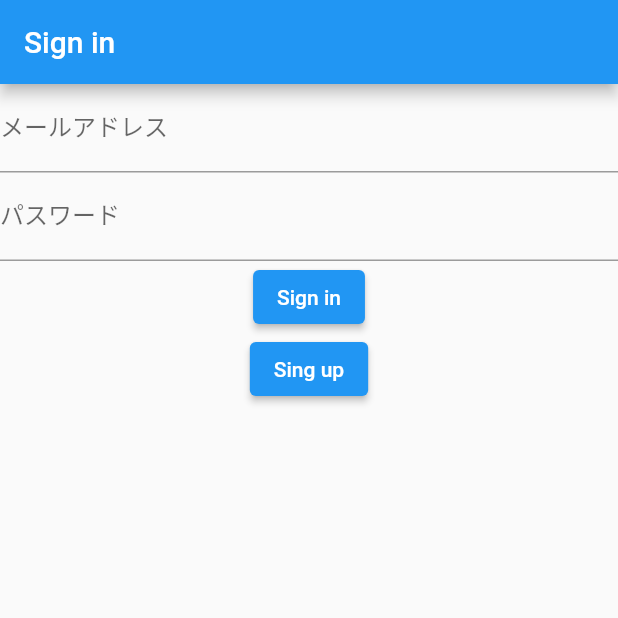
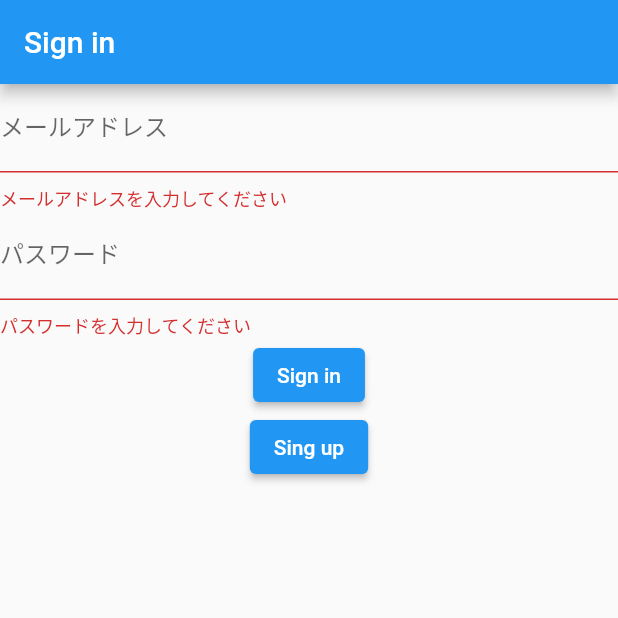
Before and after one commit to ricecakesoftware/enqueter_creator, a Flutter app: the screen it shows after launch, after a tap on "Sign in", on a phone screen of 412 x 824 dp, the top half of it. Run offline on Flutter 3.47's test engine with Material 2 defaults, Android fonts, the phone set to English and light mode, and no system bars; our stand-ins replace firebase_auth, firebase_core, flutter_riverpod; missing offline and left inert: simple_logger; accounts and stored records are empty.

Commit message:
ダイアログ表示とバリデーション追加

```diff
--- a/lib/app.dart
+++ b/lib/app.dart
@@ -1,7 +1,7 @@
 import 'package:enqueter_creator/ui/home/home_page.dart';
 import 'package:enqueter_creator/ui/signin/signin_page.dart';
 import 'package:enqueter_creator/ui/signup/signup_page.dart';
-import 'package:enqueter_creator/utils/navigation_service.dart';
+import 'package:enqueter_creator/utils/navigator_key.dart';
 import 'package:firebase_core/firebase_core.dart';
 import 'package:flutter/material.dart';
 import 'package:flutter_riverpod/flutter_riverpod.dart';
@@ -10,12 +10,13 @@ class App extends ConsumerWidget {
   @override
   Widget build(BuildContext context, ScopedReader watch) {
     Firebase.initializeApp();
+    final NavigatorKey navigatorKey = NavigatorKey();
     return MaterialApp(
       title: 'あんけたー',
       theme: ThemeData.light(),
       darkTheme: ThemeData.dark(),
       themeMode: ThemeMode.system,
-      navigatorKey: watch(navigationServiceProvider).navigatorKey,
+      navigatorKey: navigatorKey.value,
       routes: <String, WidgetBuilder> {
         '/home': (context) => HomePage(),
         '/signin': (context) => SigninPage(),
--- a/lib/ui/signin/signin_page.dart
+++ b/lib/ui/signin/signin_page.dart
@@ -7,17 +7,22 @@ class SigninPage extends ConsumerWidget {
   Widget build(BuildContext context, ScopedReader watch) {
     return Scaffold(
       appBar: AppBar(title: Text('Sign in')),
-      body: Column(
+      body: Form(
+        key: watch(signinViewModelProvider).formKey,
+        child: Column(
           children: [
             TextFormField(
               decoration: InputDecoration(labelText: 'メールアドレス'),
               onChanged: watch(signinViewModelProvider).changeEmail,
+              autovalidateMode: AutovalidateMode.onUserInteraction,
+              validator: watch(signinViewModelProvider).validateEmail,
             ),
             TextFormField(
               decoration: InputDecoration(labelText: 'パスワード'),
               obscureText: true,
               onChanged: watch(signinViewModelProvider).changePassword,
               autovalidateMode: AutovalidateMode.onUserInteraction,
+              validator: watch(signinViewModelProvider).validatePassword,
             ),
             ElevatedButton(
               onPressed: watch(signinViewModelProvider).signin,
@@ -35,6 +40,7 @@ class SigninPage extends ConsumerWidget {
             ),
           ],
         ),
+      ),
     );
   }
 }
--- a/lib/ui/signin/signin_view_model.dart
+++ b/lib/ui/signin/signin_view_model.dart
@@ -1,17 +1,19 @@
+import 'package:enqueter_creator/utils/dialog_service.dart';
+import 'package:enqueter_creator/utils/logger.dart';
 import 'package:enqueter_creator/utils/navigation_service.dart';
 import 'package:firebase_auth/firebase_auth.dart';
 import 'package:flutter/material.dart';
 import 'package:flutter_riverpod/flutter_riverpod.dart';
-
-import '../../logger.dart';
 
 final ChangeNotifierProvider<SigninViewModel> signinViewModelProvider = ChangeNotifierProvider((ref) => SigninViewModel(ref));
 
 class SigninViewModel extends ChangeNotifier {
   ProviderReference _ref;
 
+  final GlobalKey<FormState> _formKey = new GlobalKey<FormState>();
   String _email = '';
   String _password = '';
+  GlobalKey<FormState> get formKey => _formKey;
   String get email => _email;
   String get password => _password;
 
@@ -22,19 +24,33 @@ class SigninViewModel extends ChangeNotifier {
     notifyListeners();
   }
 
+  String? validateEmail(String? value) {
+    return (value == null || value.isEmpty) ? 'メールアドレスを入力してください' : null;
+  }
+
   void changePassword(String value) {
     _password = value;
     notifyListeners();
   }
 
+  String? validatePassword(String? value) {
+    return (value == null || value.isEmpty) ? 'パスワードを入力してください' : null;
+  }
+
   void signin() async {
-    try {
-      final FirebaseAuth auth = FirebaseAuth.instance;
-      final UserCredential result = await auth.signInWithEmailAndPassword(email: _email, password: _password);
-      final User user = result.user!;
-      _ref.watch(navigationServiceProvider).pushReplacement('/home', args: user);
-    } catch (e) {
-      logger.severe(e);
+    if (_formKey.currentState!.validate()) {
+      try {
+        final FirebaseAuth auth = FirebaseAuth.instance;
+        final UserCredential result = await auth.signInWithEmailAndPassword(
+            email: _email, password: _password);
+        final User user = result.user!;
+        _ref.watch(navigationServiceProvider).pushReplacement(
+            '/home', args: user);
+      } catch (e) {
+        logger.severe(e);
+        _ref.watch(dialogServiceProvider).showAlertDialog(
+            'error', e.toString());
+      }
     }
   }
 
--- a/lib/ui/signup/signup_page.dart
+++ b/lib/ui/signup/signup_page.dart
@@ -8,11 +8,14 @@ class SignupPage extends ConsumerWidget {
     return Scaffold(
       appBar: AppBar(title: Text('Sign up')),
       body: Form(
+        key: watch(signupViewModelProvider).formKey,
         child: Column(
           children: [
             TextFormField(
               decoration: InputDecoration(labelText: 'メールアドレス'),
               onChanged: watch(signupViewModelProvider).changeEmail,
+              autovalidateMode: AutovalidateMode.onUserInteraction,
+              validator: watch(signupViewModelProvider).validateEmail,
             ),
             TextFormField(
               decoration: InputDecoration(
--- /dev/null
+++ b/lib/utils/navigator_key.dart
@@ -0,0 +1,11 @@
+import 'package:flutter/material.dart';
+
+class NavigatorKey {
+  static final _instance = NavigatorKey._internal();
+  final GlobalKey<NavigatorState> _value = new GlobalKey<NavigatorState>();
+  GlobalKey<NavigatorState> get value => _value;
+
+  NavigatorKey._internal();
+
+  factory NavigatorKey() => _instance;
+}
```
Also changed, not shown: lib/ui/signup/signup_view_model.dart (+10 -2 lines), lib/utils/dialog_service.dart (added, +25 -0 lines), lib/utils/navigation_service.dart (+10 -9 lines), lib/utils/logger.dart (renamed from lib/logger.dart). Lines whose indentation alone changed are shown as unchanged.
